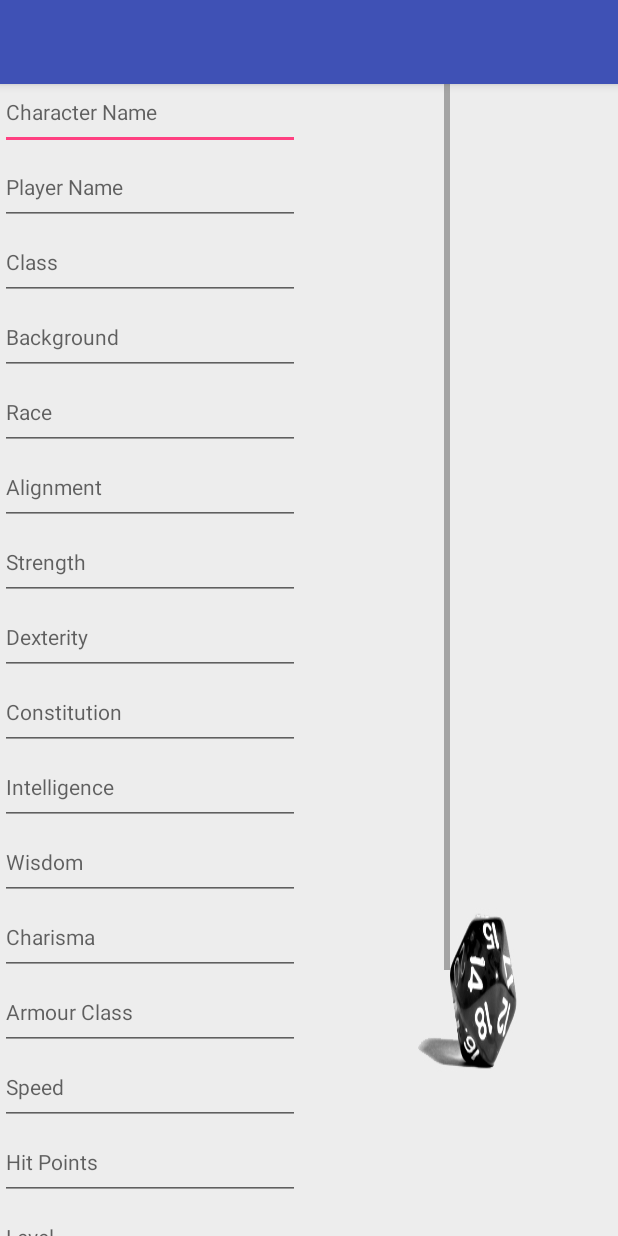
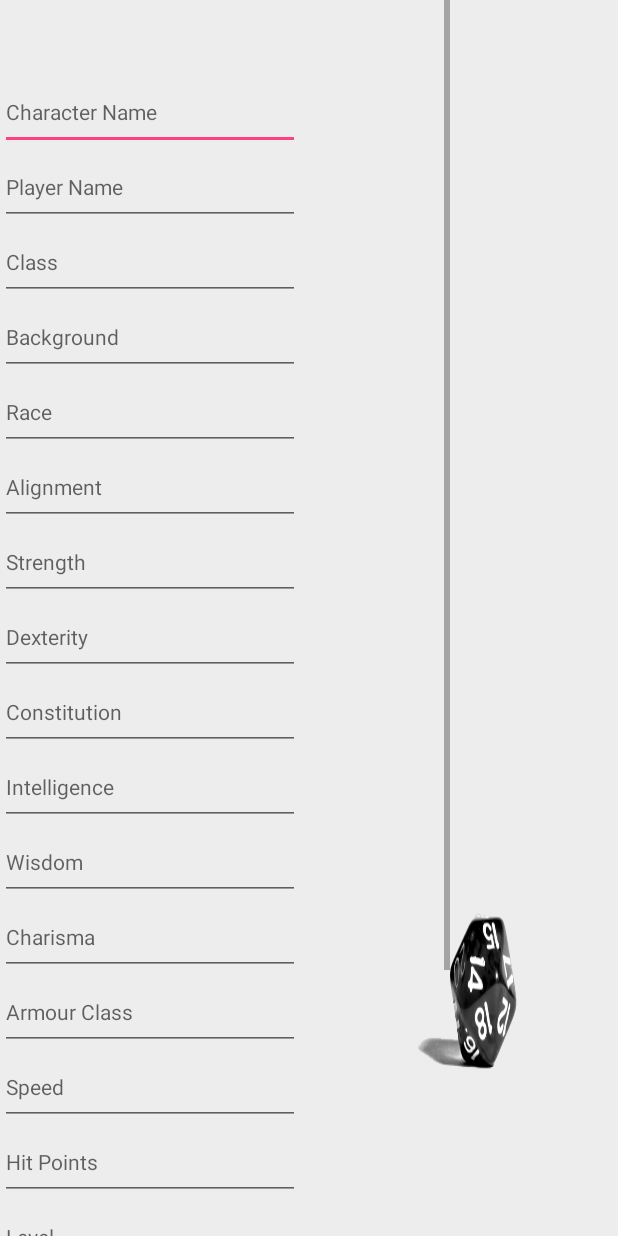
Before and after one commit to colgandm/RollWithIt, an Android app: the screen it shows after launch (CreateCharacterActivity), after a tap on "CREATE CHARACTER", on a phone screen of 412 x 824 dp. Run offline under Robolectric (Android 15) with nearby library versions, the phone set to English and light mode, and no system bars; pictures from the network do not load.

Commit message:
Changes made

```diff
--- a/app/build.gradle
+++ b/app/build.gradle
@@ -32,9 +32,6 @@ dependencies {
     })
     compile 'com.android.support:appcompat-v7:25.1.0'
     compile 'com.android.support:design:25.1.0'
-    compile 'com.google.dagger:dagger:2.8'
     testCompile 'org.mockito:mockito-core:1.10.19'
     testCompile 'junit:junit:4.12'
-    compile 'spring:spring-core:1.0.2'
-    compile 'javax.inject:javax.inject:1'
 }
--- a/app/src/main/java/com/example/daniel/roll20/MainActivity.java
+++ b/app/src/main/java/com/example/daniel/roll20/MainActivity.java
@@ -20,8 +20,6 @@ public class MainActivity extends AppCompatActivity {
     protected void onCreate(Bundle savedInstanceState) {
         super.onCreate(savedInstanceState);
         setContentView(R.layout.activity_main);
-        Toolbar toolbar = (Toolbar)findViewById(R.id.toolbar);
-        setSupportActionBar(toolbar);
     }
 
     @Override
--- a/app/src/main/java/com/example/daniel/roll20/RollerActivity.java
+++ b/app/src/main/java/com/example/daniel/roll20/RollerActivity.java
@@ -26,8 +26,6 @@ public class RollerActivity extends AppCompatActivity {
         super.onCreate(savedInstanceState);
         setContentView(R.layout.activity_roller);
         initializeSpinner();
-        Toolbar toolbar = (Toolbar)findViewById(R.id.toolbar);
-        setSupportActionBar(toolbar);
     }
 
     @Override
--- a/app/src/main/res/layout/activity_create_character.xml
+++ b/app/src/main/res/layout/activity_create_character.xml
@@ -7,21 +7,6 @@
     android:background="@drawable/d20back"
     android:fitsSystemWindows="true"
     tools:context="com.example.daniel.roll20.CreateCharacterActivity">
-
-    <android.support.design.widget.AppBarLayout
-        android:layout_width="match_parent"
-        android:layout_height="wrap_content"
-        android:theme="@style/AppTheme.AppBarOverlay">
-
-        <android.support.v7.widget.Toolbar
-            android:id="@+id/toolbar"
-            android:layout_width="match_parent"
-            android:layout_height="?attr/actionBarSize"
-            android:background="?attr/colorPrimary"
-            app:popupTheme="@style/AppTheme.PopupOverlay" />
-
-    </android.support.design.widget.AppBarLayout>
-
 
     <ScrollView xmlns:android="http://schemas.android.com/apk/res/android"
         android:id="@+id/ScrollView01"
```
Also changed, not shown: app/src/main/res/layout/activity_character_display.xml (+0 -15 lines).
